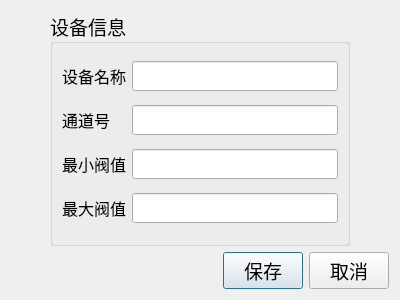
First picture: the form in dialogchanconfig.ui, repository byteman/bullet, before the edit.
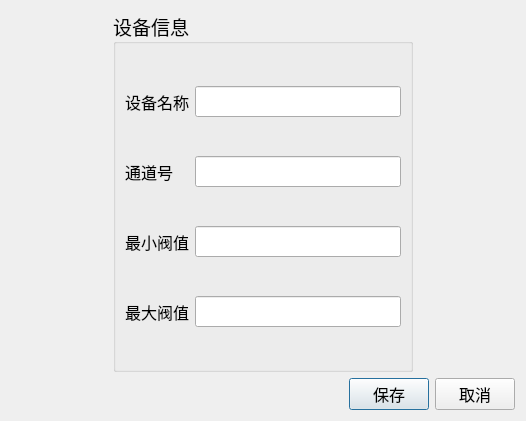
Second picture: the form after the edit.

Commit message: 重新优化在高dpi下界面布局

Diff of the .ui file:
```diff
--- a/dialogchanconfig.ui
+++ b/dialogchanconfig.ui
@@ -6,8 +6,8 @@
    <rect>
     <x>0</x>
     <y>0</y>
-    <width>400</width>
-    <height>300</height>
+    <width>526</width>
+    <height>421</height>
    </rect>
   </property>
   <property name="font">
@@ -57,7 +57,7 @@
          <widget class="QLabel" name="label_3">
           <property name="font">
            <font>
-            <family>Arial</family>
+            <family>微软雅黑</family>
             <pointsize>12</pointsize>
            </font>
           </property>
@@ -76,7 +76,7 @@
           </property>
           <property name="font">
            <font>
-            <family>Arial</family>
+            <family>微软雅黑</family>
             <pointsize>12</pointsize>
            </font>
           </property>
@@ -95,7 +95,7 @@
           </property>
           <property name="font">
            <font>
-            <family>Arial</family>
+            <family>微软雅黑</family>
             <pointsize>12</pointsize>
            </font>
           </property>
@@ -114,7 +114,7 @@
           </property>
           <property name="font">
            <font>
-            <family>Arial</family>
+            <family>微软雅黑</family>
             <pointsize>12</pointsize>
            </font>
           </property>
@@ -127,7 +127,7 @@
          <widget class="QLabel" name="label_2">
           <property name="font">
            <font>
-            <family>Arial</family>
+            <family>微软雅黑</family>
             <pointsize>12</pointsize>
            </font>
           </property>
@@ -140,7 +140,7 @@
          <widget class="QLabel" name="label_4">
           <property name="font">
            <font>
-            <family>Arial</family>
+            <family>微软雅黑</family>
             <pointsize>12</pointsize>
            </font>
           </property>
@@ -153,7 +153,7 @@
          <widget class="QLabel" name="label">
           <property name="font">
            <font>
-            <family>Arial</family>
+            <family>微软雅黑</family>
             <pointsize>12</pointsize>
            </font>
           </property>
@@ -172,7 +172,7 @@
           </property>
           <property name="font">
            <font>
-            <family>Arial</family>
+            <family>微软雅黑</family>
             <pointsize>12</pointsize>
            </font>
           </property>
@@ -222,6 +222,11 @@
          <height>30</height>
         </size>
        </property>
+       <property name="font">
+        <font>
+         <pointsize>12</pointsize>
+        </font>
+       </property>
        <property name="text">
         <string>保存</string>
        </property>
@@ -235,6 +240,11 @@
          <height>30</height>
         </size>
        </property>
+       <property name="font">
+        <font>
+         <pointsize>12</pointsize>
+        </font>
+       </property>
        <property name="text">
         <string>取消</string>
        </property>
```
The commit also changes 5 other files.
